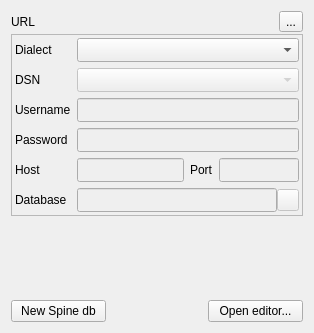
spine-tools/spine-items, file spine_items/data_store/ui/data_store_properties.ui: the form before one commit.
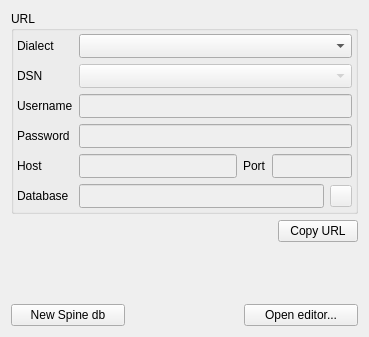
The form after the commit. Icons and pictures are not drawn. Custom widgets are drawn as their Qt base class.

Commit message: Minor improvements to DS properties UI

```diff
--- a/spine_items/data_store/ui/data_store_properties.ui
+++ b/spine_items/data_store/ui/data_store_properties.ui
@@ -18,8 +18,8 @@
    <rect>
     <x>0</x>
     <y>0</y>
-    <width>314</width>
-    <height>333</height>
+    <width>369</width>
+    <height>337</height>
    </rect>
   </property>
   <property name="windowTitle">
@@ -27,88 +27,44 @@
   </property>
   <layout class="QVBoxLayout" name="verticalLayout">
    <item>
-    <layout class="QVBoxLayout" name="verticalLayout_2">
-     <property name="spacing">
-      <number>2</number>
-     </property>
-     <item>
-      <layout class="QHBoxLayout" name="horizontalLayout_2">
-       <item>
-        <widget class="QLabel" name="label">
-         <property name="text">
+    <widget class="QGroupBox" name="groupBox">
+     <property name="title">
           <string>URL</string>
          </property>
-        </widget>
-       </item>
-       <item>
-        <spacer name="horizontalSpacer_2">
-         <property name="orientation">
-          <enum>Qt::Horizontal</enum>
-         </property>
-         <property name="sizeHint" stdset="0">
+     <layout class="QGridLayout" name="gridLayout">
+      <property name="leftMargin">
+       <number>3</number>
+      </property>
+      <property name="topMargin">
+       <number>3</number>
+      </property>
+      <property name="rightMargin">
+       <number>3</number>
+      </property>
+      <property name="bottomMargin">
+       <number>3</number>
+      </property>
+      <item row="0" column="0">
+       <widget class="QLabel" name="label_dialect">
+        <property name="sizePolicy">
+         <sizepolicy hsizetype="Fixed" vsizetype="Fixed">
+          <horstretch>0</horstretch>
+          <verstretch>0</verstretch>
+         </sizepolicy>
+        </property>
+        <property name="maximumSize">
           <size>
-           <width>40</width>
-           <height>20</height>
-          </size>
-         </property>
-        </spacer>
-       </item>
-       <item>
-        <widget class="QToolButton" name="toolButton_copy_url">
-         <property name="toolTip">
-          <string>&lt;html&gt;&lt;head/&gt;&lt;body&gt;&lt;p&gt;Copy current database url to clipboard.&lt;/p&gt;&lt;/body&gt;&lt;/html&gt;</string>
+          <width>16777215</width>
+          <height>16777215</height>
+         </size>
          </property>
          <property name="text">
-          <string>...</string>
-         </property>
-         <property name="icon">
-          <iconset resource="../../ui/resources/resources_icons.qrc">
-           <normaloff>:/icons/copy.svg</normaloff>:/icons/copy.svg</iconset>
+         <string>Dialect</string>
          </property>
         </widget>
        </item>
-      </layout>
-     </item>
-     <item>
-      <widget class="QFrame" name="frame_3">
-       <property name="frameShape">
-        <enum>QFrame::StyledPanel</enum>
-       </property>
-       <property name="frameShadow">
-        <enum>QFrame::Raised</enum>
-       </property>
-       <layout class="QVBoxLayout" name="verticalLayout_26">
-        <property name="spacing">
-         <number>6</number>
-        </property>
-        <property name="leftMargin">
-         <number>0</number>
-        </property>
-        <property name="topMargin">
-         <number>0</number>
-        </property>
-        <property name="rightMargin">
-         <number>0</number>
-        </property>
-        <property name="bottomMargin">
-         <number>0</number>
-        </property>
-        <item>
-         <layout class="QGridLayout" name="gridLayout_3">
-          <property name="leftMargin">
-           <number>3</number>
-          </property>
-          <property name="topMargin">
-           <number>3</number>
-          </property>
-          <property name="rightMargin">
-           <number>3</number>
-          </property>
-          <property name="bottomMargin">
-           <number>3</number>
-          </property>
-          <item row="1" column="2" colspan="2">
-           <widget class="QComboBox" name="comboBox_dsn">
+      <item row="4" column="5">
+       <widget class="PropertyQLineEdit" name="lineEdit_port">
             <property name="enabled">
              <bool>false</bool>
             </property>
@@ -126,10 +82,16 @@
             </property>
             <property name="maximumSize">
              <size>
-              <width>16777215</width>
+          <width>80</width>
               <height>24</height>
              </size>
             </property>
+        <property name="inputMethodHints">
+         <set>Qt::ImhNone</set>
+        </property>
+        <property name="placeholderText">
+         <string/>
+        </property>
            </widget>
           </item>
           <item row="1" column="0">
@@ -145,6 +107,32 @@
             </property>
            </widget>
           </item>
+      <item row="3" column="0">
+       <widget class="QLabel" name="label_password">
+        <property name="sizePolicy">
+         <sizepolicy hsizetype="Fixed" vsizetype="Fixed">
+          <horstretch>0</horstretch>
+          <verstretch>0</verstretch>
+         </sizepolicy>
+        </property>
+        <property name="text">
+         <string>Password</string>
+        </property>
+       </widget>
+      </item>
+      <item row="4" column="0">
+       <widget class="QLabel" name="label_host">
+        <property name="sizePolicy">
+         <sizepolicy hsizetype="Fixed" vsizetype="Fixed">
+          <horstretch>0</horstretch>
+          <verstretch>0</verstretch>
+         </sizepolicy>
+        </property>
+        <property name="text">
+         <string>Host</string>
+        </property>
+       </widget>
+      </item>
           <item row="2" column="0">
            <widget class="QLabel" name="label_username">
             <property name="sizePolicy">
@@ -158,11 +146,34 @@
             </property>
            </widget>
           </item>
-          <item row="5" column="2" colspan="2">
-           <layout class="QHBoxLayout" name="horizontalLayout_24">
-            <property name="spacing">
-             <number>0</number>
-            </property>
+      <item row="4" column="4">
+       <widget class="QLabel" name="label_port">
+        <property name="sizePolicy">
+         <sizepolicy hsizetype="Fixed" vsizetype="Fixed">
+          <horstretch>1</horstretch>
+          <verstretch>0</verstretch>
+         </sizepolicy>
+        </property>
+        <property name="text">
+         <string>Port</string>
+        </property>
+       </widget>
+      </item>
+      <item row="6" column="0">
+       <widget class="QLabel" name="label_database">
+        <property name="sizePolicy">
+         <sizepolicy hsizetype="Fixed" vsizetype="Fixed">
+          <horstretch>0</horstretch>
+          <verstretch>0</verstretch>
+         </sizepolicy>
+        </property>
+        <property name="text">
+         <string>Database</string>
+        </property>
+       </widget>
+      </item>
+      <item row="6" column="1" colspan="5">
+       <layout class="QHBoxLayout" name="horizontalLayout_4">
             <item>
              <widget class="CustomQLineEdit" name="lineEdit_database">
               <property name="enabled">
@@ -231,7 +242,38 @@
             </item>
            </layout>
           </item>
-          <item row="3" column="2" colspan="2">
+      <item row="4" column="1" colspan="3">
+       <widget class="PropertyQLineEdit" name="lineEdit_host">
+        <property name="enabled">
+         <bool>false</bool>
+        </property>
+        <property name="sizePolicy">
+         <sizepolicy hsizetype="Expanding" vsizetype="Fixed">
+          <horstretch>3</horstretch>
+          <verstretch>0</verstretch>
+         </sizepolicy>
+        </property>
+        <property name="minimumSize">
+         <size>
+          <width>0</width>
+          <height>24</height>
+         </size>
+        </property>
+        <property name="maximumSize">
+         <size>
+          <width>5000</width>
+          <height>24</height>
+         </size>
+        </property>
+        <property name="placeholderText">
+         <string/>
+        </property>
+        <property name="clearButtonEnabled">
+         <bool>true</bool>
+        </property>
+       </widget>
+      </item>
+      <item row="3" column="1" colspan="5">
            <widget class="PropertyQLineEdit" name="lineEdit_password">
             <property name="enabled">
              <bool>false</bool>
@@ -265,7 +307,7 @@
             </property>
            </widget>
           </item>
-          <item row="2" column="2" colspan="2">
+      <item row="2" column="1" colspan="5">
            <widget class="PropertyQLineEdit" name="lineEdit_username">
             <property name="enabled">
              <bool>false</bool>
@@ -296,35 +338,32 @@
             </property>
            </widget>
           </item>
-          <item row="3" column="0">
-           <widget class="QLabel" name="label_password">
-            <property name="sizePolicy">
-             <sizepolicy hsizetype="Fixed" vsizetype="Fixed">
-              <horstretch>0</horstretch>
-              <verstretch>0</verstretch>
-             </sizepolicy>
-            </property>
-            <property name="text">
-             <string>Password</string>
-            </property>
-           </widget>
-          </item>
-          <item row="4" column="0">
-           <widget class="QLabel" name="label_host">
+      <item row="1" column="1" colspan="5">
+       <widget class="QComboBox" name="comboBox_dsn">
+        <property name="enabled">
+         <bool>false</bool>
+        </property>
             <property name="sizePolicy">
-             <sizepolicy hsizetype="Fixed" vsizetype="Fixed">
+         <sizepolicy hsizetype="Expanding" vsizetype="Fixed">
               <horstretch>0</horstretch>
               <verstretch>0</verstretch>
              </sizepolicy>
             </property>
-            <property name="text">
-             <string>Host</string>
-            </property>
-           </widget>
-          </item>
-          <item row="0" column="2" colspan="2">
-           <layout class="QHBoxLayout" name="horizontalLayout_12">
-            <item>
+        <property name="minimumSize">
+         <size>
+          <width>0</width>
+          <height>24</height>
+         </size>
+        </property>
+        <property name="maximumSize">
+         <size>
+          <width>16777215</width>
+          <height>24</height>
+         </size>
+        </property>
+       </widget>
+      </item>
+      <item row="0" column="1" colspan="5">
              <widget class="QComboBox" name="comboBox_dialect">
               <property name="sizePolicy">
                <sizepolicy hsizetype="Expanding" vsizetype="Fixed">
@@ -347,121 +386,35 @@
              </widget>
             </item>
            </layout>
-          </item>
-          <item row="0" column="0">
-           <widget class="QLabel" name="label_dialect">
-            <property name="sizePolicy">
-             <sizepolicy hsizetype="Fixed" vsizetype="Fixed">
-              <horstretch>0</horstretch>
-              <verstretch>0</verstretch>
-             </sizepolicy>
-            </property>
-            <property name="maximumSize">
-             <size>
-              <width>16777215</width>
-              <height>16777215</height>
-             </size>
-            </property>
-            <property name="text">
-             <string>Dialect</string>
-            </property>
-           </widget>
-          </item>
-          <item row="5" column="0">
-           <widget class="QLabel" name="label_database">
-            <property name="sizePolicy">
-             <sizepolicy hsizetype="Fixed" vsizetype="Fixed">
-              <horstretch>0</horstretch>
-              <verstretch>0</verstretch>
-             </sizepolicy>
-            </property>
-            <property name="text">
-             <string>Database</string>
-            </property>
-           </widget>
-          </item>
-          <item row="4" column="2" colspan="2">
-           <layout class="QHBoxLayout" name="horizontalLayout_23">
+    </widget>
+   </item>
             <item>
-             <widget class="PropertyQLineEdit" name="lineEdit_host">
-              <property name="enabled">
-               <bool>false</bool>
-              </property>
-              <property name="sizePolicy">
-               <sizepolicy hsizetype="Expanding" vsizetype="Fixed">
-                <horstretch>3</horstretch>
-                <verstretch>0</verstretch>
-               </sizepolicy>
-              </property>
-              <property name="minimumSize">
+    <layout class="QHBoxLayout" name="horizontalLayout_3">
+     <item>
+      <spacer name="horizontalSpacer_3">
+       <property name="orientation">
+        <enum>Qt::Horizontal</enum>
+       </property>
+       <property name="sizeHint" stdset="0">
                <size>
-                <width>0</width>
-                <height>24</height>
-               </size>
-              </property>
-              <property name="maximumSize">
-               <size>
-                <width>5000</width>
-                <height>24</height>
-               </size>
-              </property>
-              <property name="placeholderText">
-               <string/>
-              </property>
-              <property name="clearButtonEnabled">
-               <bool>true</bool>
-              </property>
-             </widget>
+         <width>40</width>
+         <height>20</height>
+        </size>
+       </property>
+      </spacer>
             </item>
             <item>
-             <widget class="QLabel" name="label_port">
-              <property name="sizePolicy">
-               <sizepolicy hsizetype="Fixed" vsizetype="Fixed">
-                <horstretch>1</horstretch>
-                <verstretch>0</verstretch>
-               </sizepolicy>
+      <widget class="QPushButton" name="toolButton_copy_url">
+       <property name="toolTip">
+        <string>&lt;html&gt;&lt;head/&gt;&lt;body&gt;&lt;p&gt;Copy current database url to clipboard.&lt;/p&gt;&lt;/body&gt;&lt;/html&gt;</string>
               </property>
               <property name="text">
-               <string>Port</string>
-              </property>
-             </widget>
-            </item>
-            <item>
-             <widget class="PropertyQLineEdit" name="lineEdit_port">
-              <property name="enabled">
-               <bool>false</bool>
-              </property>
-              <property name="sizePolicy">
-               <sizepolicy hsizetype="Expanding" vsizetype="Fixed">
-                <horstretch>0</horstretch>
-                <verstretch>0</verstretch>
-               </sizepolicy>
-              </property>
-              <property name="minimumSize">
-               <size>
-                <width>0</width>
-                <height>24</height>
-               </size>
-              </property>
-              <property name="maximumSize">
-               <size>
-                <width>80</width>
-                <height>24</height>
-               </size>
-              </property>
-              <property name="inputMethodHints">
-               <set>Qt::ImhNone</set>
-              </property>
-              <property name="placeholderText">
-               <string/>
-              </property>
-             </widget>
-            </item>
-           </layout>
-          </item>
-         </layout>
-        </item>
-       </layout>
+        <string>Copy URL</string>
+       </property>
+       <property name="icon">
+        <iconset resource="../../ui/resources/resources_icons.qrc">
+         <normaloff>:/icons/copy.svg</normaloff>:/icons/copy.svg</iconset>
+       </property>
       </widget>
      </item>
     </layout>
```
Left out of the diff: 8 changed lines with no effect on the pictures. Lines whose indentation alone changed are shown as unchanged. The commit also changes 1 other file.
